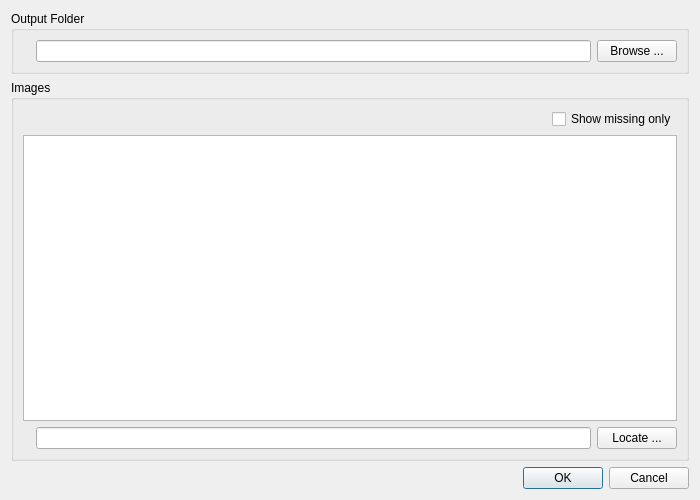
Above: src/app/RelinkingDialog.ui from 2ndmax/scantailor-ocr before the change. Below: the same form after it.
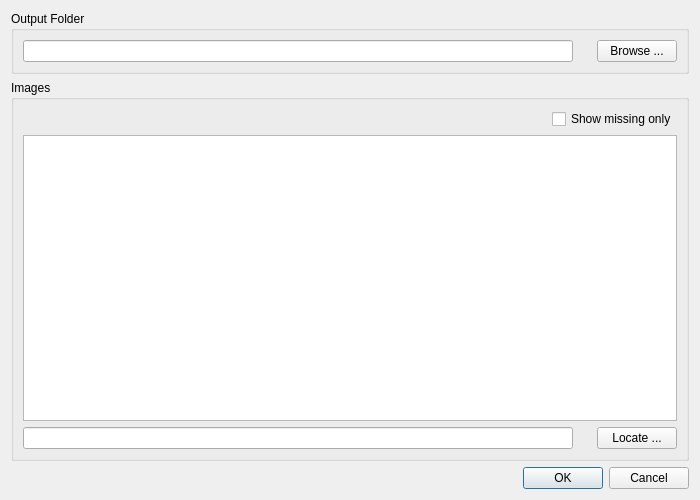
That is the form after the change.

Commit message:
ui: relinking dialog aligns its path fields and names the lower one
The status dot sat in a column left of each path field and was only
drawn once the field was filled, so the fields moved when it appeared.
It now sits right of the field with a fixed size, so both fields keep
the same left edge. The lower path field had no name; it now has the
accessible name "Path" (German "Pfad") without a visible label
(design review C3, finding 6).

Patch:
```diff
--- a/src/app/RelinkingDialog.ui
+++ b/src/app/RelinkingDialog.ui
@@ -23,9 +23,6 @@
       <string>Output Folder</string>
      </property>
      <layout class="QHBoxLayout" name="outputLayout">
-      <item>
-       <widget class="QLabel" name="outDirStatusLabel"/>
-      </item>
       <item>
        <widget class="QLineEdit" name="outDirLine">
         <property name="toolTip">
@@ -33,6 +30,16 @@
         </property>
        </widget>
       </item>
+      <item>
+       <widget class="QLabel" name="outDirStatusLabel">
+        <property name="minimumSize">
+         <size>
+          <width>12</width>
+          <height>12</height>
+         </size>
+        </property>
+       </widget>
+      </item>
       <item>
        <widget class="QPushButton" name="outDirBrowseBtn">
         <property name="toolTip">
@@ -100,13 +107,23 @@
       </item>
       <item>
        <layout class="QHBoxLayout" name="nodePathLayout">
-        <item>
-         <widget class="QLabel" name="nodeStatusLabel"/>
-        </item>
         <item>
          <widget class="QLineEdit" name="nodePathLine">
           <property name="toolTip">
            <string>The path of the selected folder or file. Type a new one and press Enter.</string>
+          </property>
+          <property name="accessibleName">
+           <string>Path</string>
+          </property>
+         </widget>
+        </item>
+        <item>
+         <widget class="QLabel" name="nodeStatusLabel">
+          <property name="minimumSize">
+           <size>
+            <width>12</width>
+            <height>12</height>
+           </size>
           </property>
          </widget>
         </item>
```
The commit also changes 2 other files.
